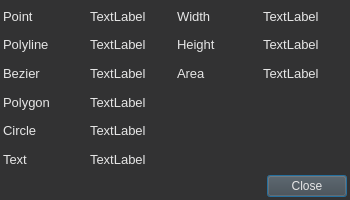
Above: src/ui/DataPanel.ui from chen6556/DSV before the change. Below: the same form after it.
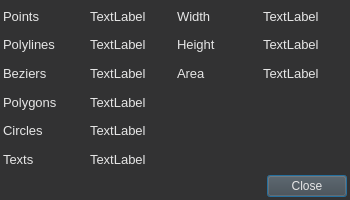
That is the form after the change.

Commit message: 修改DataPanel文本.

Patch:
```diff
--- a/src/ui/DataPanel.ui
+++ b/src/ui/DataPanel.ui
@@ -54,7 +54,7 @@
         </font>
        </property>
        <property name="text">
-        <string>Point</string>
+        <string>Points</string>
        </property>
       </widget>
      </item>
@@ -68,7 +68,7 @@
      <item row="5" column="0">
       <widget class="QLabel" name="label_6">
        <property name="text">
-        <string>Text</string>
+        <string>Texts</string>
        </property>
       </widget>
      </item>
@@ -89,14 +89,14 @@
      <item row="2" column="0">
       <widget class="QLabel" name="label_3">
        <property name="text">
-        <string>Bezier</string>
+        <string>Beziers</string>
        </property>
       </widget>
      </item>
      <item row="1" column="0">
       <widget class="QLabel" name="label_2">
        <property name="text">
-        <string>Polyline</string>
+        <string>Polylines</string>
        </property>
       </widget>
      </item>
@@ -110,14 +110,14 @@
      <item row="3" column="0">
       <widget class="QLabel" name="label_4">
        <property name="text">
-        <string>Polygon</string>
+        <string>Polygons</string>
        </property>
       </widget>
      </item>
      <item row="4" column="0">
       <widget class="QLabel" name="label_5">
        <property name="text">
-        <string>Circle</string>
+        <string>Circles</string>
        </property>
       </widget>
      </item>
```
The commit also changes 2 other files.
